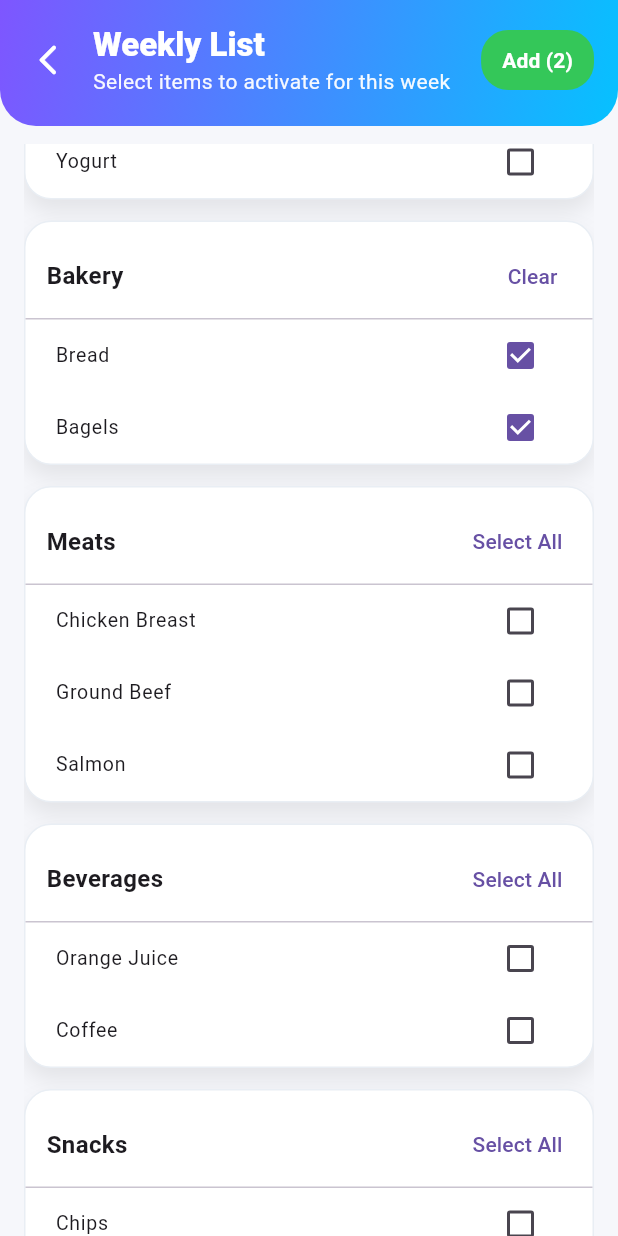
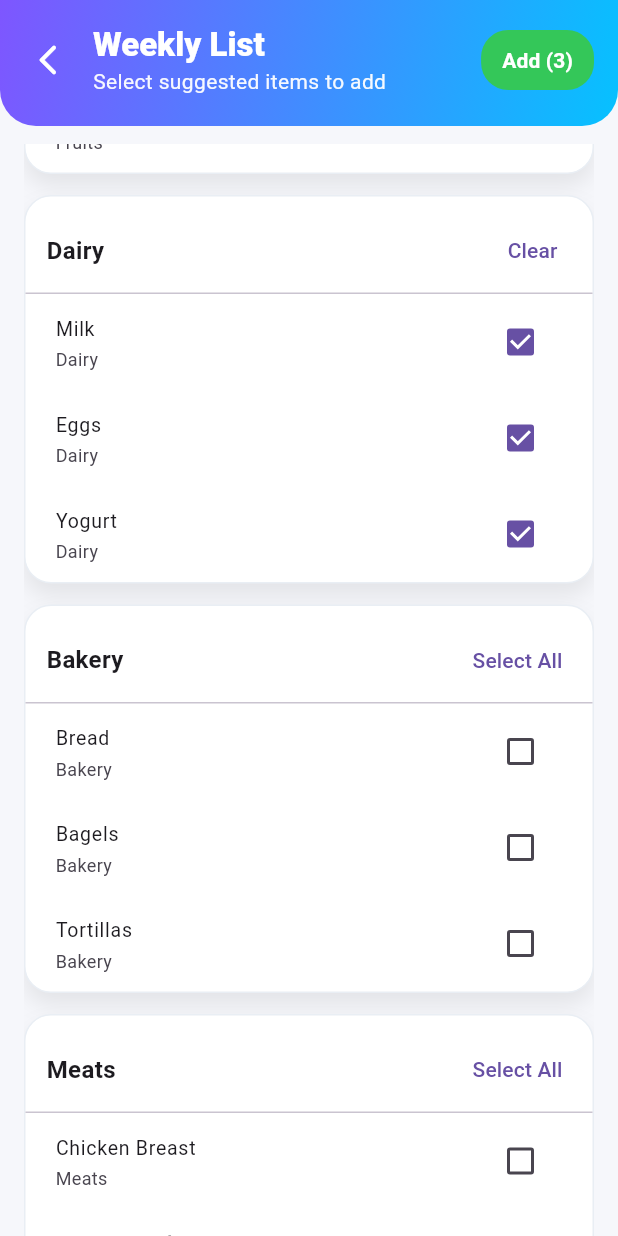
Before and after one commit to itachiispapi/grocery_app, a Flutter app: the WeeklyListPopup screen opened by its route, scrolled down 576 dp, after a tap on "Select All", on a phone screen of 412 x 824 dp. Run offline on Flutter 3.47's test engine with Material 3 defaults, Android fonts, the phone set to English and light mode, and no system bars; our stand-ins replace sqflite; accounts and stored records are empty.

Commit message:
bug fixes, preparing to link to database so added items show up

```diff
--- a/lib/widgets/weekly_list_popup.dart
+++ b/lib/widgets/weekly_list_popup.dart
@@ -8,12 +8,12 @@ class WeeklyListPopup extends StatefulWidget {
 }
 
 class _WeeklyListPopupState extends State<WeeklyListPopup> {
-  // Placeholder data, database integration to be implemented
-  final Map<String, List<String>> _data = const {
-    'Vegetables': ['Lettuce', 'Tomatoes', 'Onions'],
-    'Fruits': ['Bananas', 'Apples'],
+  // Use the exact category strings in your app (note: Fruits plural)
+  final Map<String, List<String>> _suggested = const {
+    'Vegetables': ['Lettuce', 'Tomatoes', 'Onions', 'Cucumbers'],
+    'Fruits': ['Bananas', 'Apples', 'Strawberries'],
     'Dairy': ['Milk', 'Eggs', 'Yogurt'],
-    'Bakery': ['Bread', 'Bagels'],
+    'Bakery': ['Bread', 'Bagels', 'Tortillas'],
     'Meats': ['Chicken Breast', 'Ground Beef', 'Salmon'],
     'Beverages': ['Orange Juice', 'Coffee'],
     'Snacks': ['Chips', 'Granola Bars'],
@@ -21,6 +21,7 @@ class _WeeklyListPopupState extends State<WeeklyListPopup> {
     'Other': ['Foil', 'Sandwich Bags'],
   };
 
+  // Track selections by a stable key
   final Set<String> _selected = {};
 
   @override
@@ -35,7 +36,7 @@ class _WeeklyListPopupState extends State<WeeklyListPopup> {
       body: SafeArea(
         child: Column(
           children: [
-            // Gradient header
+            // Header
             Container(
               padding: const EdgeInsets.fromLTRB(8, 16, 16, 20),
               width: double.infinity,
@@ -60,14 +61,26 @@ class _WeeklyListPopupState extends State<WeeklyListPopup> {
                     crossAxisAlignment: CrossAxisAlignment.start,
                     children: [
                       Text('Weekly List', style: titleStyle),
-                      Text('Select items to activate for this week', style: subStyle),
+                      Text('Select suggested items to add', style: subStyle),
                     ],
                   ),
                   const Spacer(),
                   ElevatedButton(
                     onPressed: _selected.isEmpty
                         ? null
-                        : () => Navigator.pop(context, _selected.toList()),
+                        : () {
+                            // Build a structured payload: List<Map<String,dynamic>>
+                            final picks = _selected.map((key) {
+                              final split = key.split('::'); // [category, name]
+                              return {
+                                'name': split[1],
+                                'category': split[0],
+                                'qty': 1.0,
+                                'unit': 'pcs',
+                              };
+                            }).toList();
+                            Navigator.pop(context, picks);
+                          },
                     style: ElevatedButton.styleFrom(
                       backgroundColor: const Color(0xFF34C759),
                       foregroundColor: Colors.white,
@@ -89,11 +102,13 @@ class _WeeklyListPopupState extends State<WeeklyListPopup> {
               child: Padding(
                 padding: const EdgeInsets.symmetric(horizontal: 16),
                 child: ListView(
-                  children: _data.entries.map((e) {
+                  children: _suggested.entries.map((e) {
+                    final cat = e.key;
                     final items = e.value;
                     if (items.isEmpty) return const SizedBox.shrink();
                     final anyUnchecked =
-                        items.any((x) => !_selected.contains('${e.key}::$x'));
+                        items.any((x) => !_selected.contains('$cat::$x'));
+
                     return Container(
                       margin: const EdgeInsets.only(bottom: 14),
                       decoration: BoxDecoration(
@@ -110,24 +125,22 @@ class _WeeklyListPopupState extends State<WeeklyListPopup> {
                       ),
                       child: Column(
                         children: [
-                          // block header
+                          // Section header
                           Padding(
                             padding: const EdgeInsets.fromLTRB(14, 12, 8, 4),
                             child: Row(
                               children: [
-                                Text(e.key,
-                                    style: const TextStyle(
-                                        fontWeight: FontWeight.w700, fontSize: 16)),
+                                Text(cat, style: const TextStyle(fontWeight: FontWeight.w700, fontSize: 16)),
                                 const Spacer(),
                                 TextButton(
                                   onPressed: () => setState(() {
                                     if (anyUnchecked) {
                                       for (final it in items) {
-                                        _selected.add('${e.key}::$it');
+                                        _selected.add('$cat::$it');
                                       }
                                     } else {
                                       for (final it in items) {
-                                        _selected.remove('${e.key}::$it');
+                                        _selected.remove('$cat::$it');
                                       }
                                     }
                                   }),
@@ -137,23 +150,22 @@ class _WeeklyListPopupState extends State<WeeklyListPopup> {
                             ),
                           ),
                           const Divider(height: 1),
-                          // checkboxes
+                          // Items
                           Padding(
                             padding: const EdgeInsets.symmetric(horizontal: 4),
                             child: Column(
                               children: items.map((it) {
-                                final key = '${e.key}::$it';
+                                final key = '$cat::$it';
+                                final checked = _selected.contains(key);
                                 return CheckboxListTile(
                                   dense: true,
-                                  value: _selected.contains(key),
+                                  value: checked,
                                   onChanged: (_) => setState(() {
-                                    if (_selected.contains(key)) {
-                                      _selected.remove(key);
-                                    } else {
-                                      _selected.add(key);
-                                    }
+                                    if (checked) _selected.remove(key);
+                                    else _selected.add(key);
                                   }),
                                   title: Text(it),
+                                  subtitle: Text(cat),
                                 );
                               }).toList(),
                             ),
```
